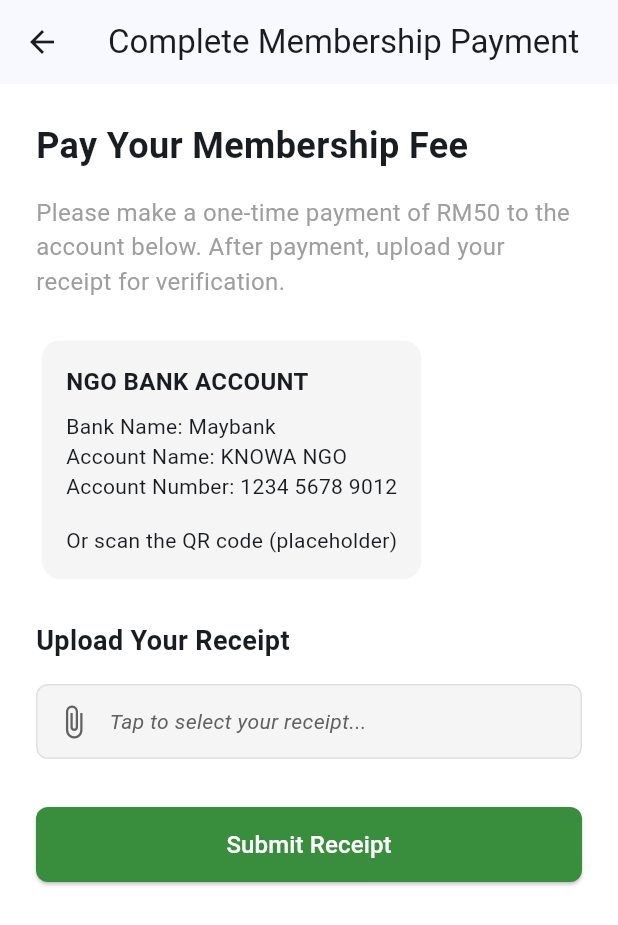
After one commit to AziidanNg/Application-Development-KNOWA, a Flutter app: the PaymentScreen screen opened directly, on a phone screen of 412 x 824 dp. The commit adds this screen. Shown: the top 925 px of the screen. Run offline on Flutter 3.47's test engine with Material 3 defaults, Android fonts, the phone set to English and light mode, and no system bars; our stand-ins replace file_picker, flutter_secure_storage, image_picker, intl_phone_field, jwt_decoder, share_plus and 1 more; accounts and stored records are empty; network calls fail.

```diff
--- /dev/null
+++ b/knowa_frontend/lib/screens/payment_screen.dart
@@ -0,0 +1,169 @@
+// lib/screens/payment_screen.dart
+import 'package:flutter/material.dart';
+import 'package:file_picker/file_picker.dart';
+import 'dart:io';
+import 'package:knowa_frontend/services/auth_service.dart';
+
+class PaymentScreen extends StatefulWidget {
+  const PaymentScreen({super.key});
+
+  @override
+  State<PaymentScreen> createState() => _PaymentScreenState();
+}
+
+class _PaymentScreenState extends State<PaymentScreen> {
+  final AuthService _authService = AuthService();
+  File? _receiptFile;
+  bool _isLoading = false;
+
+  // Function to pick a file (receipt)
+  Future<void> _pickReceipt() async {
+    FilePickerResult? result = await FilePicker.platform.pickFiles(
+      type: FileType.custom,
+      allowedExtensions: ['pdf', 'jpg', 'png', 'jpeg'],
+    );
+    if (result != null) {
+      setState(() {
+        _receiptFile = File(result.files.single.path!);
+      });
+    }
+  }
+
+  // Function to submit the receipt
+  void _submitReceipt() async {
+    if (_receiptFile == null) {
+      ScaffoldMessenger.of(context).showSnackBar(
+        const SnackBar(content: Text('Please select your receipt file first.')),
+      );
+      return;
+    }
+
+    setState(() { _isLoading = true; });
+
+    final success = await _authService.uploadReceipt(_receiptFile!);
+
+    setState(() { _isLoading = false; });
+    if (!mounted) return;
+
+    if (success) {
+      ScaffoldMessenger.of(context).showSnackBar(
+        const SnackBar(
+          content: Text('Receipt uploaded! Admin will review it soon.'),
+          backgroundColor: Colors.green,
+        ),
+      );
+      Navigator.of(context).pop(); // Go back to the dashboard
+    } else {
+      ScaffoldMessenger.of(context).showSnackBar(
+        const SnackBar(
+          content: Text('Upload failed. Please try again.'),
+          backgroundColor: Colors.red,
+        ),
+      );
+    }
+  }
+
+  @override
+  Widget build(BuildContext context) {
+    return Scaffold(
+      appBar: AppBar(
+        title: const Text('Complete Membership Payment'),
+      ),
+      body: SingleChildScrollView(
+        padding: const EdgeInsets.all(24.0),
+        child: Column(
+          crossAxisAlignment: CrossAxisAlignment.start,
+          children: [
+            const Text(
+              'Pay Your Membership Fee',
+              style: TextStyle(fontSize: 24, fontWeight: FontWeight.bold),
+            ),
+            const SizedBox(height: 16),
+            const Text(
+              'Please make a one-time payment of RM50 to the account below. After payment, upload your receipt for verification.',
+              style: TextStyle(fontSize: 16, color: Colors.grey),
+            ),
+            const SizedBox(height: 24),
+
+            // --- THIS IS THE PLACEHOLDER FOR BANK INFO ---
+            Card(
+              elevation: 0,
+              color: Colors.grey[100],
+              child: const Padding(
+                padding: EdgeInsets.all(16.0),
+                child: Column(
+                  crossAxisAlignment: CrossAxisAlignment.start,
+                  children: [
+                    Text('NGO BANK ACCOUNT', style: TextStyle(fontWeight: FontWeight.bold, fontSize: 16)),
+                    SizedBox(height: 8),
+                    Text('Bank Name: Maybank'),
+                    Text('Account Name: KNOWA NGO'),
+                    Text('Account Number: 1234 5678 9012'),
+                    SizedBox(height: 16),
+                    // You could also add an Image.asset('assets/qr_code.png') here
+                    Text('Or scan the QR code (placeholder)'),
+                  ],
+                ),
+              ),
+            ),
+            // ---------------------------------------------
+
+            const SizedBox(height: 24),
+            const Text(
+              'Upload Your Receipt',
+              style: TextStyle(fontSize: 18, fontWeight: FontWeight.bold),
+            ),
+            const SizedBox(height: 16),
+
+            // File Picker Button
+            InkWell(
+              onTap: _pickReceipt,
+              child: Container(
+                padding: const EdgeInsets.all(12.0),
+                decoration: BoxDecoration(
+                  color: Colors.grey[100],
+                  borderRadius: BorderRadius.circular(8.0),
+                  border: Border.all(color: Colors.grey.shade300)
+                ),
+                child: Row(
+                  children: [
+                    Icon(Icons.attach_file, color: Colors.grey[700]),
+                    const SizedBox(width: 12),
+                    Expanded(
+                      child: Text(
+                        _receiptFile == null
+                          ? 'Tap to select your receipt...'
+                          : _receiptFile!.path.split('/').last,
+                        style: TextStyle(
+                          color: _receiptFile == null ? Colors.grey[700] : Colors.black,
+                          fontStyle: _receiptFile == null ? FontStyle.italic : FontStyle.normal,
+                        ),
+                        overflow: TextOverflow.ellipsis,
+                      ),
+                    ),
+                  ],
+                ),
+              ),
+            ),
+
+            const SizedBox(height: 32),
+            SizedBox(
+              width: double.infinity,
+              height: 50,
+              child: ElevatedButton(
+                onPressed: _isLoading ? null : _submitReceipt,
+                style: ElevatedButton.styleFrom(
+                  backgroundColor: Colors.green.shade700,
+                  shape: RoundedRectangleBorder(borderRadius: BorderRadius.circular(8)),
+                ),
+                child: _isLoading
+                    ? const CircularProgressIndicator(color: Colors.white)
+                    : const Text('Submit Receipt', style: TextStyle(fontSize: 16, color: Colors.white)),
+              ),
+            ),
+          ],
+        ),
+      ),
+    );
+  }
+}
```
Also changed, not shown: knowa_frontend/lib/models/pending_user.dart (+15 -2 lines), knowa_frontend/lib/screens/admin_dashboard_screen.dart (+12 -0 lines), knowa_frontend/lib/screens/admin_pending_payments_screen.dart (added, +131 -0 lines), knowa_frontend/lib/screens/dashboard_screen.dart (+42 -0 lines), knowa_frontend/lib/services/auth_service.dart (+74 -0 lines), knowa_backend/media/receipts/codeee.jpg (added), 10 other files.
